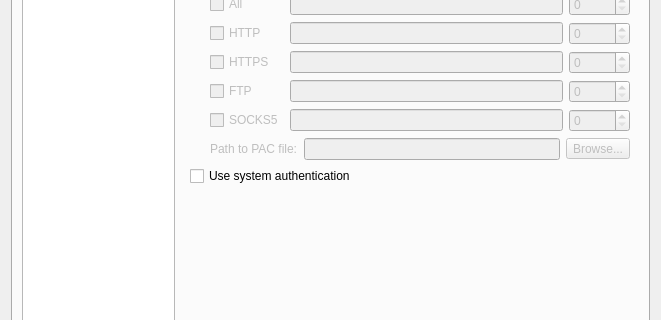
The window that src/ui/PreferencesDialog.ui (OtterBrowser/otter-browser) describes before a commit, drawn with Qt 5; both pictures show x 0 to 661 and y 204 to 524 of the 661 by 621 pixel window.
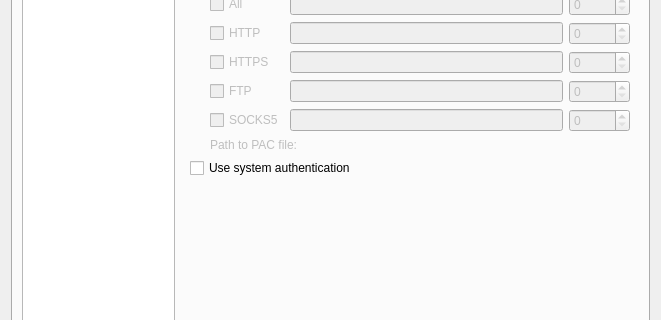
The same window after the commit. The open tabs and pages were chosen to show the change. Custom widgets are drawn as their Qt base class.

Commit message: Add UI allowing to set basic (at least for now) website specific preferences, references #198

What changed in the file:
```diff
--- a/src/ui/PreferencesDialog.ui
+++ b/src/ui/PreferencesDialog.ui
@@ -1770,18 +1770,7 @@
                    </widget>
                   </item>
                   <item>
-                   <layout class="QHBoxLayout" name="browseAutomaticProxyConfigurationLayout_">
-                    <item>
-                     <widget class="QLineEdit" name="automaticProxyConfigurationLineEdit"/>
-                    </item>
-                    <item>
-                     <widget class="QToolButton" name="automaticProxyConfigurationButton">
-                      <property name="text">
-                       <string>Browse...</string>
-                      </property>
-                     </widget>
-                    </item>
-                   </layout>
+                   <widget class="Otter::FilePathWidget" name="automaticProxyConfigurationFilePathWidget" native="true"/>
                   </item>
                  </layout>
                 </widget>
@@ -2308,17 +2297,17 @@
   </layout>
  </widget>
  <customwidgets>
-  <customwidget>
-   <class>Otter::TableViewWidget</class>
-   <extends>QTableView</extends>
-   <header>src/ui/TableViewWidget.h</header>
-  </customwidget>
   <customwidget>
    <class>Otter::FilePathWidget</class>
    <extends>QWidget</extends>
    <header>src/ui/FilePathWidget.h</header>
    <container>1</container>
   </customwidget>
+  <customwidget>
+   <class>Otter::TableViewWidget</class>
+   <extends>QTableView</extends>
+   <header>src/ui/TableViewWidget.h</header>
+  </customwidget>
  </customwidgets>
  <tabstops>
   <tabstop>tabWidget</tabstop>
```
Left out of the diff: 5 changed lines with no effect on the pictures. The commit also changes 11 other files.
